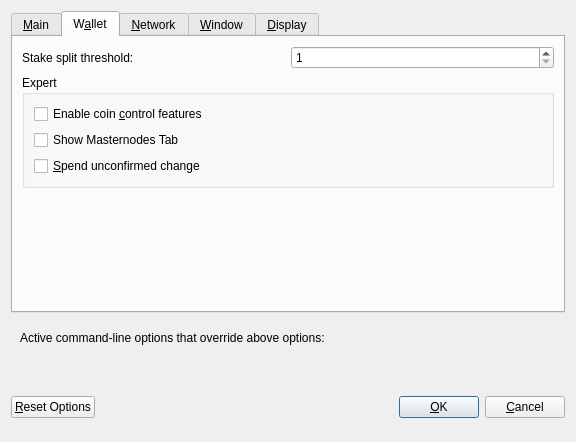
This is src/qt/forms/optionsdialog.ui in LeisureCoinProject/LeisureCoin-Core as Qt 5 draws it before an edit. The edited form follows.
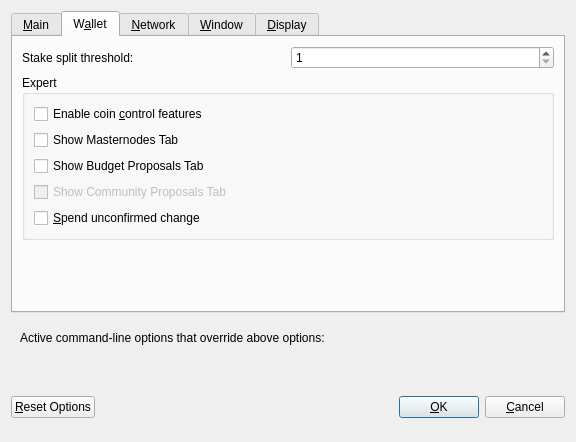
This is the edited form. The open tabs and pages were chosen to show the change. Custom widgets are drawn as their Qt base class.

Patch:
```diff
--- a/src/qt/forms/optionsdialog.ui
+++ b/src/qt/forms/optionsdialog.ui
@@ -184,6 +184,29 @@
             </property>
            </widget>
           </item>
+          <item>
+           <widget class="QCheckBox" name="showBudgetProposalsTab">
+            <property name="toolTip">
+             <string>Show tab in the governance tab listing the Budget Proposals</string>
+            </property>
+            <property name="text">
+             <string>Show Budget Proposals Tab</string>
+            </property>
+           </widget>
+          </item>
+          <item>
+           <widget class="QCheckBox" name="showCommunityProposalsTab">
+            <property name="enabled">
+             <bool>false</bool>
+            </property>
+            <property name="toolTip">
+             <string>Show tab in the governance tab listing the Community Proposals</string>
+            </property>
+            <property name="text">
+             <string>Show Community Proposals Tab</string>
+            </property>
+           </widget>
+          </item>
           <item>
            <widget class="QCheckBox" name="spendZeroConfChange">
             <property name="toolTip">
```
Left out of the diff: 13 changed lines with no effect on the pictures.
